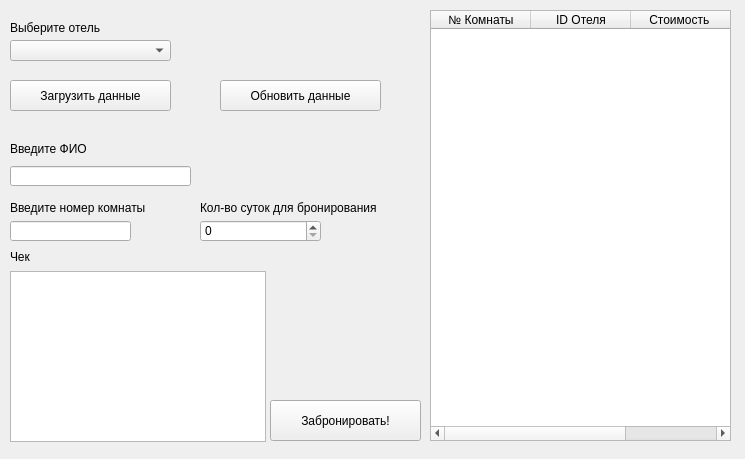
The window that UIforms/BookForm.ui (sadmoodd/Hotel1) describes before a commit, drawn with Qt 5.
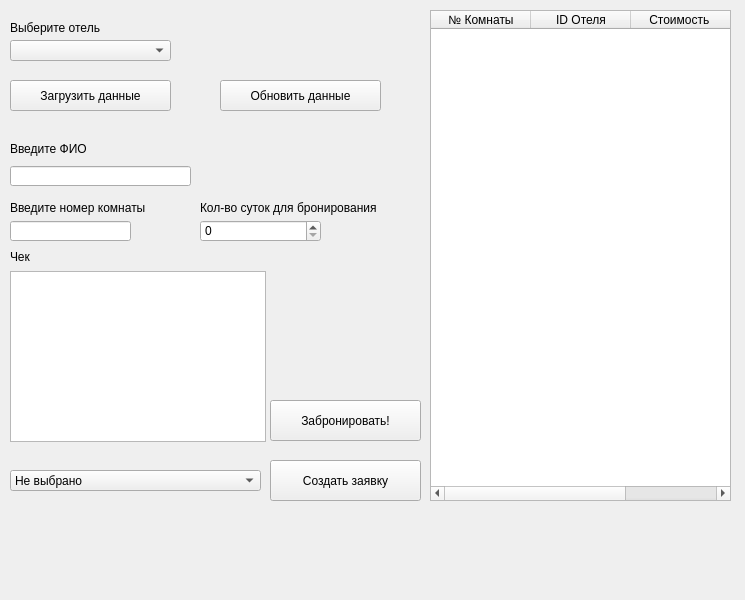
The same window after the commit.

Diff of the .ui file:
```diff
--- a/UIforms/BookForm.ui
+++ b/UIforms/BookForm.ui
@@ -7,7 +7,7 @@
     <x>0</x>
     <y>0</y>
     <width>745</width>
-    <height>459</height>
+    <height>600</height>
    </rect>
   </property>
   <property name="windowTitle">
@@ -150,11 +150,11 @@
      <x>430</x>
      <y>10</y>
      <width>301</width>
-     <height>431</height>
+     <height>491</height>
     </rect>
    </property>
    <property name="sizeAdjustPolicy">
-    <enum>QAbstractScrollArea::SizeAdjustPolicy::AdjustToContents</enum>
+    <enum>QAbstractScrollArea::AdjustIgnored</enum>
    </property>
    <property name="showGrid">
     <bool>true</bool>
@@ -201,6 +201,44 @@
     <string>Введите ФИО</string>
    </property>
   </widget>
+  <widget class="QPushButton" name="requestBtn">
+   <property name="geometry">
+    <rect>
+     <x>270</x>
+     <y>460</y>
+     <width>151</width>
+     <height>41</height>
+    </rect>
+   </property>
+   <property name="text">
+    <string>Создать заявку</string>
+   </property>
+  </widget>
+  <widget class="QComboBox" name="comboBox_2">
+   <property name="geometry">
+    <rect>
+     <x>10</x>
+     <y>470</y>
+     <width>251</width>
+     <height>21</height>
+    </rect>
+   </property>
+   <item>
+    <property name="text">
+     <string>Не выбрано</string>
+    </property>
+   </item>
+   <item>
+    <property name="text">
+     <string>Уборка комнаты</string>
+    </property>
+   </item>
+   <item>
+    <property name="text">
+     <string>Ремонт электрооборудования</string>
+    </property>
+   </item>
+  </widget>
  </widget>
  <resources/>
  <connections/>
```
